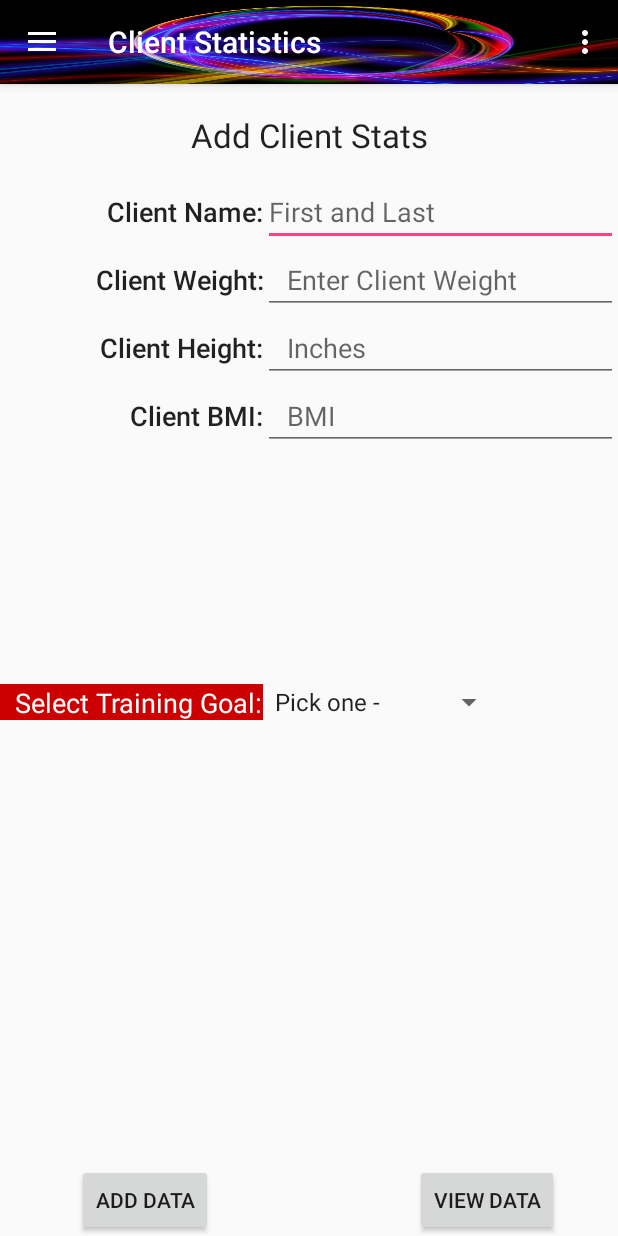
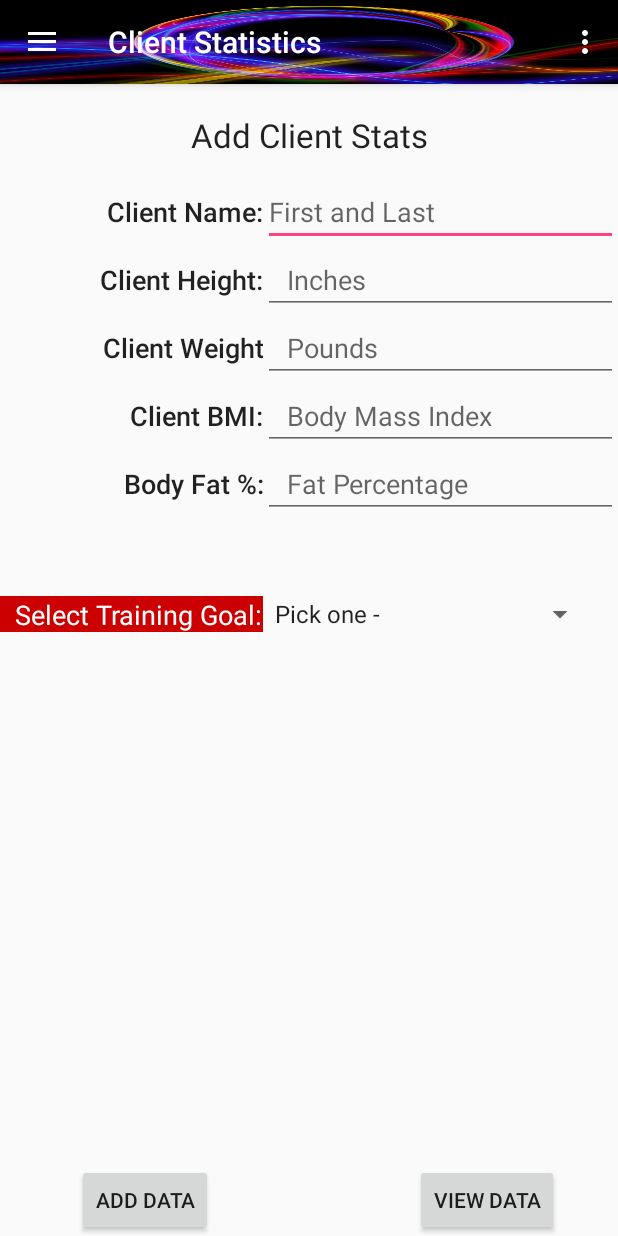
Before and after one commit to carylstuart77/MyTrainerAndI, an Android app: the screen it shows after launch (MainActivity), in the side drawer, after a tap on "Client Stats", on a phone screen of 412 x 824 dp. Run offline under Robolectric (Android 15) with nearby library versions, the phone set to English and light mode, and no system bars; libraries missing offline, so code that uses them is left out: com.j256.ormlite; 1 statement that could not run was skipped.

Commit message:
Added Exercise data and re-arranged table data fields.

```diff
--- a/app/src/main/java/edu/cnm/deepdive/mytrainerandi/Client4.java
+++ b/app/src/main/java/edu/cnm/deepdive/mytrainerandi/Client4.java
@@ -6,10 +6,8 @@ import android.view.LayoutInflater;
 import android.view.View;
 import android.view.ViewGroup;
 import android.widget.Button;
-import android.widget.Spinner;
 import android.widget.TextView;
 import com.j256.ormlite.android.apptools.OpenHelperManager;
-import com.j256.ormlite.dao.Dao;
 import edu.cnm.deepdive.mytrainerandi.entity.Client;
 import edu.cnm.deepdive.mytrainerandi.entity.FitnessHistory;
 import edu.cnm.deepdive.mytrainerandi.helpers.OrmHelper;
@@ -19,22 +17,33 @@ public class Client4 extends Fragment implements Button.OnClickListener{
 
   private OrmHelper helper;
   private TextView mClientName;
+  private TextView mClientHeight;
   private TextView mClientWeight;
-  private TextView mClientHeight;
   private TextView mClientBMI;
-  private TextView mClientGoal;
+  private TextView mClientFat;
+  //?ask Chris
+//  private spinnervalue;
 
+  /**
+   * This will update both Client and Fitness History Tables
+   * @param inflater
+   * @param container
+   * @param savedInstanceState
+   * @return
+   */
   @Override
   public View onCreateView(LayoutInflater inflater, ViewGroup container,
       Bundle savedInstanceState) {
     View inflate = inflater.inflate(R.layout.client4, container, false);
 
     mClientName = inflate.findViewById(R.id.editClientName);
+    mClientHeight = inflate.findViewById(R.id.editClientHeight);
     mClientWeight = inflate.findViewById(R.id.editClientWeight);
-    mClientHeight = inflate.findViewById(R.id.editClientHeight);
     mClientBMI = inflate.findViewById(R.id.editClientBMI);
-    //mClientGoal = inflate.findViewById(R.id.spinnerGoal);
+    mClientFat = inflate.findViewById(R.id.editClientFat);
 
+    //?Ask Chris about spinner value.
+    // mClientGoal = inflate.findViewById(R.id.spinnerGoal);
 //    Spinner spinner = (Spinner) inflate.findViewById(R.id.spinnerGoal);
 //    String size = spinner.getSelectedItem().toString(); // Small, Medium, Large
 //
@@ -46,6 +55,8 @@ public class Client4 extends Fragment implements Button.OnClickListener{
     //Add Client Data
     Button addbutton = inflate.findViewById(R.id.buttonAddClient);
     addbutton.setOnClickListener(this);
+
+    //?ASk Chris how to display data from db.
    //View Button
     Button viewbutton = inflate.findViewById(R.id.buttonViewClient);
     viewbutton.setOnClickListener(this);
@@ -66,16 +77,15 @@ public class Client4 extends Fragment implements Button.OnClickListener{
     try {
       Client newclient = new Client();
       newclient.setName(mClientName.getText().toString());
-      //newclient.setGoal(spinnerGoal);
-      //newclient.setName("Caryl Baca");
-      //newclient.setGoal("Tone Muscle");
-      //newclient.setLevel("L1");
+      newclient.setHeight(Integer.parseInt(mClientHeight.getText().toString()));
       helper.getClientDao().create(newclient);
 
+      //FitnessHistory Table
       FitnessHistory newfitnesshistory = new FitnessHistory();
       newfitnesshistory.setWeight(Double.parseDouble(mClientWeight.getText().toString()));
-      newfitnesshistory.setHeight(Integer.parseInt(mClientHeight.getText().toString()));
       newfitnesshistory.setBmi(Double.parseDouble(mClientBMI.getText().toString()));
+      newfitnesshistory.setFat(Double.parseDouble(mClientFat.getText().toString()));
+      //?Ask Chris about Spinner field
       helper.getFitnessHistoryDao().create(newfitnesshistory);
 
     } catch (SQLException e) {
--- a/app/src/main/res/layout/client4.xml
+++ b/app/src/main/res/layout/client4.xml
@@ -7,7 +7,7 @@
   >
 
   <TextView
-    android:id="@+id/textView3"
+    android:id="@+id/textTitle"
     android:layout_width="match_parent"
     android:layout_height="wrap_content"
     android:layout_marginTop="19dp"
@@ -23,9 +23,21 @@
     android:layout_height="wrap_content"
     android:layout_marginTop="14dp"
     android:layout_alignParentEnd="true"
-    android:layout_below="@+id/textView3"
+    android:layout_below="@+id/textTitle"
     android:layout_toEndOf="@+id/textView4"
     android:hint="First and Last"
+    android:textAlignment="viewStart"/>
+
+  <EditText
+    android:id="@+id/editClientHeight"
+    android:layout_width="wrap_content"
+    android:layout_height="wrap_content"
+    android:layout_alignParentEnd="true"
+    android:layout_below="@+id/editClientName"
+    android:layout_toEndOf="@+id/textClientWeight"
+    android:paddingLeft="@dimen/activity_horizontal_margin"
+    android:hint="Inches"
+    android:inputType="numberDecimal"
     android:textAlignment="viewStart"/>
 
   <EditText
@@ -33,42 +45,42 @@
     android:layout_width="wrap_content"
     android:layout_height="wrap_content"
     android:layout_alignParentEnd="true"
-    android:layout_below="@+id/editClientName"
-    android:layout_toEndOf="@+id/textView11"
+    android:layout_alignStart="@+id/editClientName"
+    android:layout_below="@+id/editClientHeight"
     android:paddingLeft="@dimen/activity_horizontal_margin"
-    android:hint="Enter Client Weight"
-    android:inputType="numberDecimal"
-    android:textAlignment="viewStart"/>
-
-  <EditText
-    android:id="@+id/editClientHeight"
-    android:layout_width="wrap_content"
-    android:layout_height="wrap_content"
-    android:layout_alignParentEnd="true"
-    android:layout_alignStart="@+id/editClientName"
-    android:layout_below="@+id/editClientWeight"
-    android:paddingLeft="@dimen/activity_horizontal_margin"
-    android:hint="Inches"
+    android:hint="Pounds"
     android:inputType="numberDecimal"
     />
   <EditText
     android:id="@+id/editClientBMI"
     android:layout_width="wrap_content"
     android:layout_height="wrap_content"
-    android:layout_alignEnd="@+id/editClientHeight"
-    android:layout_alignStart="@+id/editClientHeight"
-    android:layout_below="@+id/editClientHeight"
+    android:layout_alignEnd="@+id/editClientWeight"
+    android:layout_alignStart="@+id/editClientWeight"
+    android:layout_below="@+id/editClientWeight"
     android:paddingLeft="@dimen/activity_horizontal_margin"
-    android:hint="BMI"
+    android:hint="Body Mass Index"
+    android:inputType="numberDecimal"/>
+  <EditText
+    android:id="@+id/editClientFat"
+    android:layout_width="wrap_content"
+    android:layout_height="wrap_content"
+    android:layout_alignEnd="@+id/editClientBMI"
+    android:layout_alignStart="@+id/editClientBMI"
+    android:layout_below="@+id/editClientBMI"
+    android:paddingLeft="@dimen/activity_horizontal_margin"
+    android:hint="Fat Percentage"
     android:inputType="numberDecimal"/>
 
   <LinearLayout
     android:layout_width="match_parent"
     android:layout_height="wrap_content"
-    android:layout_centerVertical="true"
     android:orientation="vertical"
     android:padding="16dp"
-    android:id="@+id/linearLayout">
+    android:id="@+id/linearLayout"
+    android:layout_marginTop="20dp"
+    android:layout_below="@+id/editClientFat"
+    android:layout_alignParentStart="true">
   </LinearLayout>
 
 
@@ -115,35 +127,23 @@
     android:id="@+id/textClientName1"
     android:layout_width="wrap_content"
     android:layout_height="wrap_content"
-    android:layout_above="@+id/editClientWeight"
+    android:layout_above="@+id/editClientHeight"
     android:layout_alignParentStart="true"
     android:layout_alignTop="@+id/editClientName"
     android:layout_toStartOf="@+id/editClientName"
     android:gravity="left|center"
     android:text="Client Name:"
+
     android:textAlignment="textEnd"
     android:textAppearance="@style/TextAppearance.AppCompat.Body2"
     android:textSize="18sp"/>
   <TextView
-    android:id="@+id/textClientWt"
-    android:layout_width="wrap_content"
-    android:layout_height="wrap_content"
-    android:layout_alignBottom="@+id/editClientWeight"
-    android:layout_alignParentStart="true"
-    android:layout_below="@+id/textClientName1"
-    android:layout_toStartOf="@+id/editClientWeight"
-    android:gravity="left|center"
-    android:text="Client Weight:"
-    android:textAlignment="textEnd"
-    android:textAppearance="@style/TextAppearance.AppCompat.Body2"
-    android:textSize="18sp"/>
-  <TextView
-    android:id="@+id/textView11"
+    android:id="@+id/textClientHeight"
     android:layout_width="wrap_content"
     android:layout_height="wrap_content"
     android:layout_alignBottom="@+id/editClientHeight"
     android:layout_alignParentStart="true"
-    android:layout_below="@+id/textClientWt"
+    android:layout_below="@+id/textClientName1"
     android:layout_toStartOf="@+id/editClientHeight"
     android:gravity="left|center"
     android:text="Client Height:"
@@ -151,18 +151,44 @@
     android:textAppearance="@style/TextAppearance.AppCompat.Body2"
     android:textSize="18sp"/>
   <TextView
-    android:id="@+id/textClientHt"
+    android:id="@+id/textClientWeight"
+    android:layout_width="wrap_content"
+    android:layout_height="wrap_content"
+    android:layout_alignBottom="@+id/editClientWeight"
+    android:layout_alignParentStart="true"
+    android:layout_toStartOf="@+id/editClientWeight"
+    android:gravity="left|center"
+    android:text="Client Weight"
+    android:textAlignment="textEnd"
+    android:textAppearance="@style/TextAppearance.AppCompat.Body2"
+    android:textSize="18sp"
+    android:layout_below="@+id/editClientHeight"/>
+  <TextView
+    android:id="@+id/textClientBMI"
     android:layout_width="wrap_content"
     android:layout_height="wrap_content"
     android:layout_alignBottom="@+id/editClientBMI"
     android:layout_alignParentStart="true"
-    android:layout_below="@+id/textView11"
-    android:layout_toStartOf="@+id/editClientHeight"
+    android:layout_below="@+id/textClientWeight"
+    android:layout_toStartOf="@+id/editClientWeight"
     android:gravity="left|center"
     android:text="Client BMI:"
     android:textAlignment="textEnd"
     android:textAppearance="@style/TextAppearance.AppCompat.Body2"
     android:textSize="18sp"/>
+  <TextView
+    android:id="@+id/textClientFat"
+    android:layout_width="wrap_content"
+    android:layout_height="wrap_content"
+    android:layout_alignBottom="@+id/editClientFat"
+    android:layout_alignParentStart="true"
+    android:layout_below="@+id/editClientBMI"
+    android:gravity="left|center"
+    android:text="Body Fat %:"
+    android:textAlignment="textEnd"
+    android:textAppearance="@style/TextAppearance.AppCompat.Body2"
+    android:textSize="18sp"
+    android:layout_toStartOf="@+id/editClientBMI"/>
 
 
 </RelativeLayout>
--- a/app/src/main/res/layout/trainer3.xml
+++ b/app/src/main/res/layout/trainer3.xml
@@ -100,6 +100,7 @@
       android:layout_alignParentStart="true"
       android:layout_alignParentTop="true"
       android:background="@drawable/older_wom_fit2"
+      android:checked="false"
       android:fadingEdge="horizontal"
       android:text="Plan 1"
       android:textColor="@android:color/background_light"
--- a/app/src/main/res/values/strings.xml
+++ b/app/src/main/res/values/strings.xml
@@ -14,7 +14,7 @@
     <item>Weight Loss</item>
     <item>Weight Gain</item>
     <item>Tone Muscle</item>
-    <item>Injury Healing</item>
+    <item>Injury Active Recovery</item>
   </string-array>
 
   <string-array name="level_arrays">
```
Also changed, not shown: app/src/main/java/edu/cnm/deepdive/mytrainerandi/DatabaseHelper.java (+6 -28 lines), app/src/main/java/edu/cnm/deepdive/mytrainerandi/entity/Client.java (+6 -19 lines), app/src/main/java/edu/cnm/deepdive/mytrainerandi/entity/Exercise.java (+34 -8 lines), app/src/main/java/edu/cnm/deepdive/mytrainerandi/entity/FitnessHistory.java (+13 -15 lines), app/src/main/java/edu/cnm/deepdive/mytrainerandi/helpers/OrmHelper.java (+14 -2 lines).
